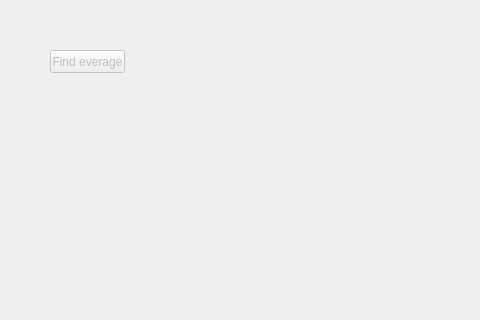
First picture: the form in mainwindow.ui, repository russov/beaconMeasureUdp, before the edit; both pictures show x 90 to 570 and y 0 to 320 of the 800 by 480 pixel window.
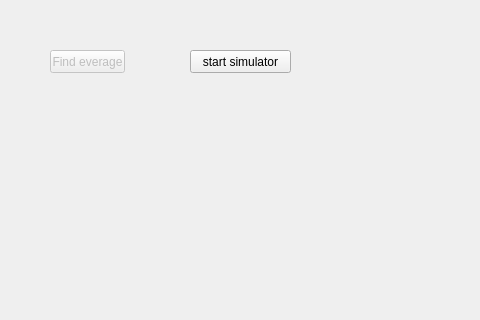
Second picture: the form after the edit.

Commit message: added singlton and simulator

```diff
--- a/mainwindow.ui
+++ b/mainwindow.ui
@@ -30,6 +30,19 @@
      <string>Find everage</string>
     </property>
    </widget>
+   <widget class="QPushButton" name="startSimulatorPushButton">
+    <property name="geometry">
+     <rect>
+      <x>280</x>
+      <y>50</y>
+      <width>101</width>
+      <height>23</height>
+     </rect>
+    </property>
+    <property name="text">
+     <string>start simulator</string>
+    </property>
+   </widget>
   </widget>
  </widget>
  <layoutdefault spacing="6" margin="11"/>
```
The commit also changes 8 other files.
